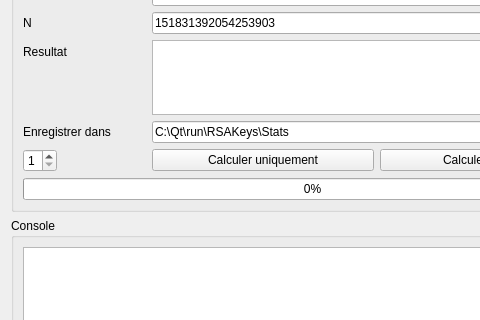
This is intBig/fenetre.ui in Jiogo18/RSAKeys as Qt 5 draws it before an edit; both pictures show x 0 to 480 and y 84 to 404 of the 625 by 605 pixel window. The edited form follows.
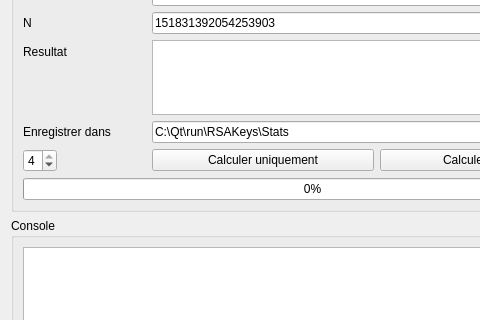
This is the edited form.

```diff
--- a/intBig/fenetre.ui
+++ b/intBig/fenetre.ui
@@ -111,10 +111,10 @@
            <number>1</number>
           </property>
           <property name="maximum">
-           <number>3</number>
+           <number>4</number>
           </property>
           <property name="value">
-           <number>1</number>
+           <number>4</number>
           </property>
          </widget>
         </item>
```
